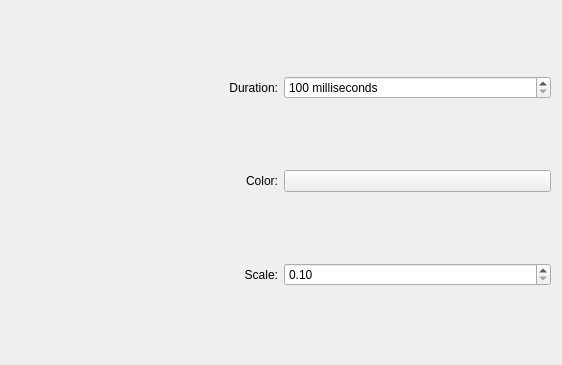
Before: the Qt Designer form kwin/glitch/config.ui in Schneegans/Burn-My-Windows, drawn with Qt 5.
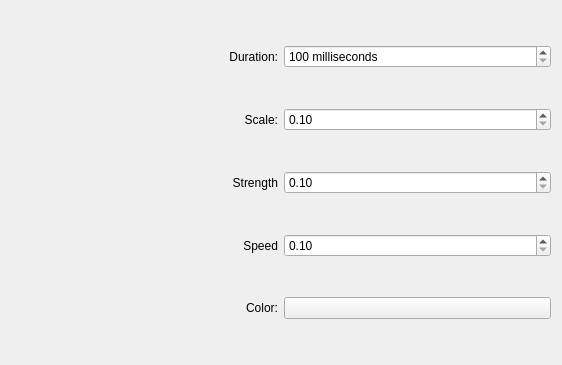
After: the same form once the commit is applied. Custom widgets are drawn as their Qt base class.

Commit message: :beetle: Fix glitch effect's kwin config ui

Diff of the .ui file:
```diff
--- a/kwin/glitch/config.ui
+++ b/kwin/glitch/config.ui
@@ -17,6 +17,32 @@
             </rect>
         </property>
         <layout class="QGridLayout" name="gridLayout">
+   <item row="2" column="0">
+    <widget class="QLabel" name="label_3">
+     <property name="text">
+      <string>Scale:</string>
+     </property>
+     <property name="alignment">
+      <set>Qt::AlignRight|Qt::AlignTrailing|Qt::AlignVCenter</set>
+     </property>
+     <property name="buddy">
+      <cstring>kcfg_Color</cstring>
+     </property>
+    </widget>
+   </item>
+   <item row="5" column="0">
+    <widget class="QLabel" name="label_2">
+     <property name="text">
+      <string>Color:</string>
+     </property>
+     <property name="alignment">
+      <set>Qt::AlignRight|Qt::AlignTrailing|Qt::AlignVCenter</set>
+     </property>
+     <property name="buddy">
+      <cstring>kcfg_Color</cstring>
+     </property>
+    </widget>
+   </item>
             <item row="0" column="0">
                 <widget class="QLabel" name="label">
                     <property name="text">
@@ -27,49 +53,13 @@
                     </property>
                 </widget>
             </item>
-            <item row="1" column="0">
-                <widget class="QLabel" name="label_2">
-                    <property name="text">
-                        <string>Color:</string>
-                    </property>
-                    <property name="alignment">
-                        <set>Qt::AlignRight|Qt::AlignTrailing|Qt::AlignVCenter</set>
-                    </property>
-                    <property name="buddy">
-                        <cstring>kcfg_Color</cstring>
-                    </property>
-                </widget>
-            </item>
-            <item row="1" column="1">
+   <item row="5" column="1">
                 <widget class="KColorButton" name="kcfg_Color">
-                    <property name="alphaChannelEnabled">
+     <property name="alphaChannelEnabled" stdset="0">
                         <bool>true</bool>
                     </property>
                 </widget>
             </item>
-            <item row="2" column="0">
-                <widget class="QLabel" name="label_3">
-                    <property name="text">
-                        <string>Scale:</string>
-                    </property>
-                    <property name="alignment">
-                        <set>Qt::AlignRight|Qt::AlignTrailing|Qt::AlignVCenter</set>
-                    </property>
-                    <property name="buddy">
-                        <cstring>kcfg_Color</cstring>
-                    </property>
-                </widget>
-            </item>
-            <item row="2" column="1">
-                <widget class="QDoubleSpinBox" name="kcfg_Scale">
-                    <property name="minimum">
-                        <double>0.100000000000000</double>
-                    </property>
-                    <property name="maximum">
-                        <double>10.000000000000000</double>
-                    </property>
-                </widget>
-            </item>
             <item row="0" column="1">
                 <widget class="QSpinBox" name="kcfg_Duration">
                     <property name="suffix">
@@ -86,6 +76,56 @@
                     </property>
                 </widget>
             </item>
+   <item row="3" column="0">
+    <widget class="QLabel" name="label_4">
+     <property name="text">
+      <string>Strength</string>
+     </property>
+     <property name="alignment">
+      <set>Qt::AlignRight|Qt::AlignTrailing|Qt::AlignVCenter</set>
+     </property>
+    </widget>
+   </item>
+   <item row="4" column="0">
+    <widget class="QLabel" name="label_5">
+     <property name="text">
+      <string>Speed</string>
+     </property>
+     <property name="alignment">
+      <set>Qt::AlignRight|Qt::AlignTrailing|Qt::AlignVCenter</set>
+     </property>
+    </widget>
+   </item>
+   <item row="2" column="1">
+    <widget class="QDoubleSpinBox" name="kcfg_Scale">
+     <property name="minimum">
+      <double>0.100000000000000</double>
+     </property>
+     <property name="maximum">
+      <double>10.000000000000000</double>
+     </property>
+    </widget>
+   </item>
+   <item row="3" column="1">
+    <widget class="QDoubleSpinBox" name="kcfg_Strength">
+     <property name="minimum">
+      <double>0.100000000000000</double>
+     </property>
+     <property name="maximum">
+      <double>10.000000000000000</double>
+     </property>
+    </widget>
+   </item>
+   <item row="4" column="1">
+    <widget class="QDoubleSpinBox" name="kcfg_Speed">
+     <property name="minimum">
+      <double>0.100000000000000</double>
+     </property>
+     <property name="maximum">
+      <double>10.000000000000000</double>
+     </property>
+    </widget>
+   </item>
         </layout>
     </widget>
     <customwidgets>
```
Left out of the diff: 4 changed lines with no effect on the pictures. Lines whose indentation alone changed are shown as unchanged. The commit also changes 1 other file.
